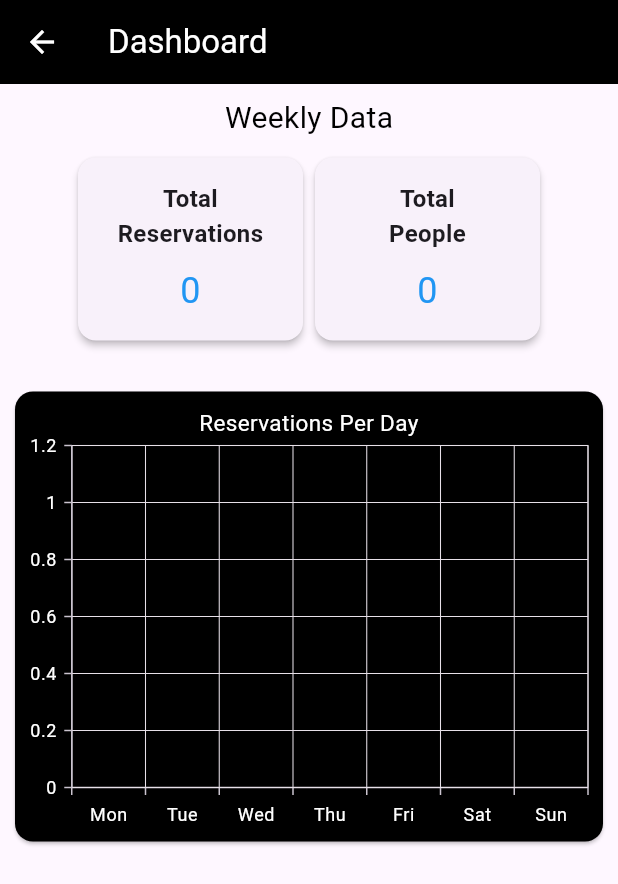
After one commit to mousumi2002/Swift-Reservation, a Flutter app: the HomePage screen opened directly, in the side drawer, after a tap on "Dashboard", on a phone screen of 412 x 824 dp. The commit adds this screen. Shown: the top 884 px of the screen. Run offline on Flutter 3.47's test engine with Material 3 defaults, Android fonts, the phone set to English and light mode, and no system bars; our stand-ins replace cloud_firestore, firebase_auth, firebase_core, firebase_ui_firestore, flutter_bloc, freezed_annotation and 2 more; accounts and stored records are empty; generated files the repository leaves out were written again.

Commit message:
Feat: Dashboard

```diff
--- a/lib/features/app/presentation/pages/home_page.dart
+++ b/lib/features/app/presentation/pages/home_page.dart
@@ -2,6 +2,7 @@ import 'package:flutter/material.dart';
 import 'package:flutter_bloc/flutter_bloc.dart';
 import 'package:intl/intl.dart';
 import 'package:swift_reservation/features/app/bloc/navigator_cubit.dart';
+import 'package:swift_reservation/features/reservation/presentation/pages/dashboard_page.dart';
 import '../../../auth/auth_cubit.dart';
 import '../../../reservation/presentation/pages/create_reservation_page.dart';
 import '../../../reservation/presentation/pages/manage_reservation_page.dart';
@@ -44,8 +45,10 @@ class HomePage extends StatelessWidget {
                       child: Text('Swift Reservation',style: TextStyle(color: Colors.white,fontSize: 20),),
                     ),
                     ListTile(
-                      title: const Text('Profile'),
-                      onTap: () {},
+                      title: const Text('Dashboard'),
+                      onTap: () {
+                        Navigator.of(context).push(MaterialPageRoute(builder: (context) => const DashboardPage()));
+                      },
                     ),
                     ListTile(
                       title: const Text('Logout'),
--- /dev/null
+++ b/lib/features/reservation/bloc/dashboard_reservation_cubit.dart
@@ -0,0 +1,69 @@
+import 'package:cloud_firestore/cloud_firestore.dart';
+import 'package:firebase_auth/firebase_auth.dart';
+import 'package:flutter_bloc/flutter_bloc.dart';
+import 'package:freezed_annotation/freezed_annotation.dart';
+part 'dashboard_reservation_cubit.freezed.dart';
+part 'dashboard_reservation_cubit.g.dart';
+
+@freezed
+class DashboardReservationState with _$DashboardReservationState {
+  factory DashboardReservationState({
+    @Default(false) final bool isLoading,
+    final String? error,
+    @Default(0) final int totalReservations,
+    @Default(0) final int totalGuests,
+    @Default([]) final List<Map<String,dynamic>> reservationsPerDay,
+  }) = _DashboardReservationState;
+  factory DashboardReservationState.fromJson(Map<String, Object?> json) =>
+      _$DashboardReservationStateFromJson(json);
+}
+
+class DashboardReservationCubit extends Cubit<DashboardReservationState> {
+  DashboardReservationCubit() : super(DashboardReservationState()){
+    fetchDataToShowDashboard();
+  }
+
+  Future<void> fetchDataToShowDashboard() async {
+    final firestore = FirebaseFirestore.instance;
+    final uid = FirebaseAuth.instance.currentUser?.uid;
+    List<Map<String, dynamic>> reservationsPerDay;
+    int totalReservations = 0;
+    num totalGuests = 0;
+    emit(state.copyWith(isLoading: true));
+    try {
+      final now = DateTime.now();
+      final startOfWeek = now.subtract(Duration(days: now.weekday - 1)); // Monday
+      final endOfWeek = startOfWeek.add(const Duration(days: 6)); // Sunday
+      final reservationQuery = await firestore.collection('business_reservations/$uid/reservations').where('date', isGreaterThanOrEqualTo: startOfWeek, isLessThanOrEqualTo: endOfWeek).get();
+      final reservations = reservationQuery.docs;
+      Map<String, int> dailyReservations = {
+        'Mon': 0,
+        'Tue': 0,
+        'Wed': 0,
+        'Thu': 0,
+        'Fri': 0,
+        'Sat': 0,
+        'Sun': 0,
+      };
+
+      for (final doc in reservations) {
+        final data = doc.data();
+        if(data['status'] == 'CheckIn' || data['status'] == 'CheckOut' || data['status'] == 'Confirmed'){
+          totalReservations += 1;
+          totalGuests += int.parse(data['numberOfPeople']);
+          final date = (data['date'] as Timestamp).toDate();
+          final dayOfWeek = date.weekday;
+          final dayName = ['Mon', 'Tue', 'Wed', 'Thu', 'Fri', 'Sat', 'Sun'][dayOfWeek - 1];
+          dailyReservations[dayName] = (dailyReservations[dayName] ?? 0) + 1;
+        }
+        }
+      reservationsPerDay = dailyReservations.entries
+          .map((e) => {'day': e.key, 'reservations': e.value})
+          .toList();
+      emit(state.copyWith(totalReservations: totalReservations,totalGuests: totalGuests.toInt(),reservationsPerDay: reservationsPerDay));
+    } on FirebaseException catch (e) {
+      emit(state.copyWith(error: e.message ?? 'An error occurred while fetching data'));
+    }
+    emit(state.copyWith(isLoading: false));
+  }
+}
--- /dev/null
+++ b/lib/features/reservation/presentation/pages/dashboard_page.dart
@@ -0,0 +1,118 @@
+import 'package:flutter/material.dart';
+import 'package:flutter_bloc/flutter_bloc.dart';
+import 'package:swift_reservation/features/reservation/bloc/dashboard_reservation_cubit.dart';
+import 'package:syncfusion_flutter_charts/charts.dart';
+
+class DashboardPage extends StatelessWidget {
+  const DashboardPage({super.key});
+
+  @override
+  Widget build(BuildContext context) {
+    return SafeArea(
+      child: Scaffold(
+        appBar: AppBar(
+          iconTheme: const IconThemeData(color: Colors.white),
+          backgroundColor: Colors.black,
+          title: const Text(
+            'Dashboard',
+            style: TextStyle(color: Colors.white),
+          ),
+        ),
+        body: SingleChildScrollView(
+          child: BlocProvider(
+            create: (context) => DashboardReservationCubit(),
+            child: BlocBuilder<DashboardReservationCubit,
+                DashboardReservationState>(
+              builder: (context, state) {
+                return Column(
+                  crossAxisAlignment: CrossAxisAlignment.center,
+                  children: [
+                    const SizedBox(height: 8,),
+                    const Text('Weekly Data',style: TextStyle(color: Colors.black,fontSize: 20),),
+                    const SizedBox(height: 8,),
+                    Row(
+                      mainAxisAlignment: MainAxisAlignment.center,
+                      children: [
+                        MetricCard(title: 'Total\nReservations', value: state.totalReservations.toString()),
+                        MetricCard(title: 'Total\nPeople', value: state.totalGuests.toString()),
+                      ],
+                    ),
+                    const SizedBox(height: 20),
+                    Card(
+                      color: Colors.black,
+                      margin: const EdgeInsets.all(10.0),
+                      child: BarChart(dataSource: state.reservationsPerDay),
+                    ),
+                  ],
+                );
+              },
+            ),
+          ),
+        ),
+      ),
+    );
+  }
+}
+
+class MetricCard extends StatelessWidget {
+  const MetricCard({super.key, required this.title, required this.value});
+
+  final String title;
+  final String value;
+
+  @override
+  Widget build(BuildContext context) {
+    return Card(
+      elevation: 2,
+      child: Container(
+        width: 150,
+        padding: const EdgeInsets.all(16.0),
+        child: Column(
+          children: [
+            Text(
+              title,
+              style: const TextStyle(fontSize: 16, fontWeight: FontWeight.w600),
+              textAlign: TextAlign.center,
+            ),
+            const SizedBox(height: 10),
+            Text(
+              value,
+              style: const TextStyle(fontSize: 24, color: Colors.blue),
+              textAlign: TextAlign.center,
+            ),
+          ],
+        ),
+      ),
+    );
+  }
+}
+
+class BarChart extends StatelessWidget {
+  const BarChart({super.key, required this.dataSource});
+
+  final List<Map<String, dynamic>> dataSource;
+
+  @override
+  Widget build(BuildContext context) {
+    return SfCartesianChart(
+      primaryYAxis: const NumericAxis(
+        labelStyle: TextStyle(color: Colors.white),
+      ),
+      title: const ChartTitle(
+        text: 'Reservations Per Day',
+        textStyle: TextStyle(color: Colors.white),
+      ),
+      primaryXAxis: const CategoryAxis(
+        labelStyle: TextStyle(color: Colors.white),
+      ),
+      series: [
+        ColumnSeries<Map<String, dynamic>, String>(
+          dataSource: dataSource,
+          xValueMapper: (data, _) => data['day'],
+          yValueMapper: (data, _) => data['reservations'],
+          color: Colors.blue,
+        ),
+      ],
+    );
+  }
+}
--- a/lib/features/reservation/presentation/pages/manage_reservation_page.dart
+++ b/lib/features/reservation/presentation/pages/manage_reservation_page.dart
@@ -64,10 +64,19 @@ class _ManageReservationPageState extends State<ManageReservationPage> {
                       color: Colors.white,
                     )),
                 date != null
-                    ? Text(
-                        dateTimeFormat.format(date!),
-                        style: const TextStyle(color: Colors.white),
-                      )
+                    ? Row(
+                      children: [
+                        Text(
+                            dateTimeFormat.format(date!),
+                            style: const TextStyle(color: Colors.white),
+                          ),
+                        IconButton(onPressed: (){
+                          setState(() {
+                            date = null;
+                          });
+                        }, icon: const Icon(Icons.cancel_outlined,color: Colors.white,))
+                      ],
+                    )
                     : const Text(
                         'Select Date',
                         style: TextStyle(color: Colors.white),
--- a/pubspec.yaml
+++ b/pubspec.yaml
@@ -47,6 +47,7 @@ dependencies:
   path_provider: ^2.1.5
   freezed_annotation: ^2.4.4
   json_annotation: ^4.9.0
+  syncfusion_flutter_charts: ^27.2.2
 
 dependency_overrides:
   intl: ^0.19.0
```
Also changed, not shown: pubspec.lock.
